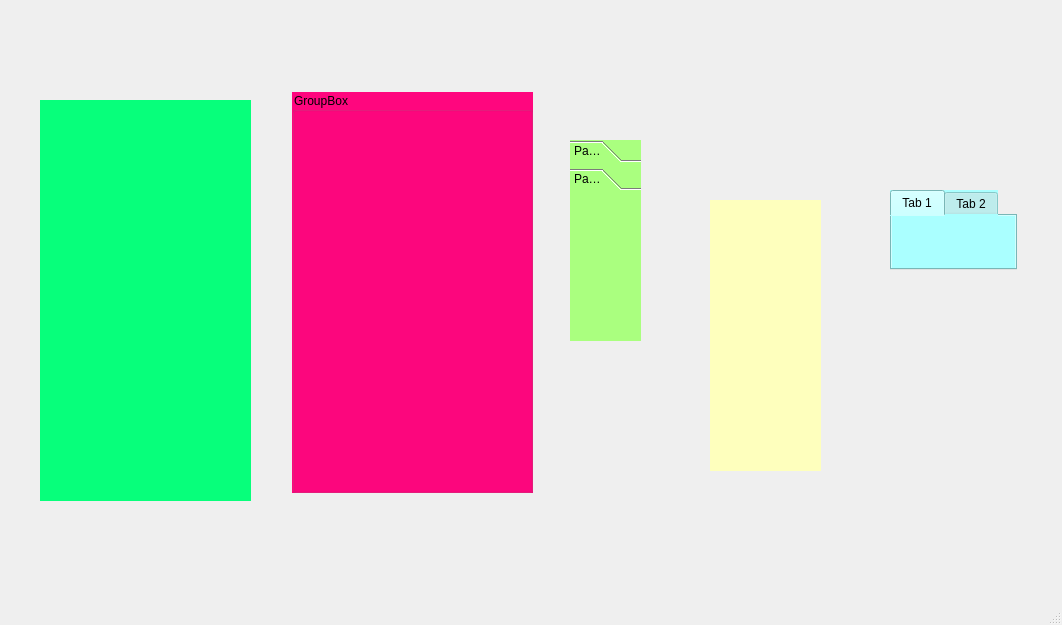
iefcyang/ImageProcessingLearning, file HWK03QT/Second.ui: the form before one commit.
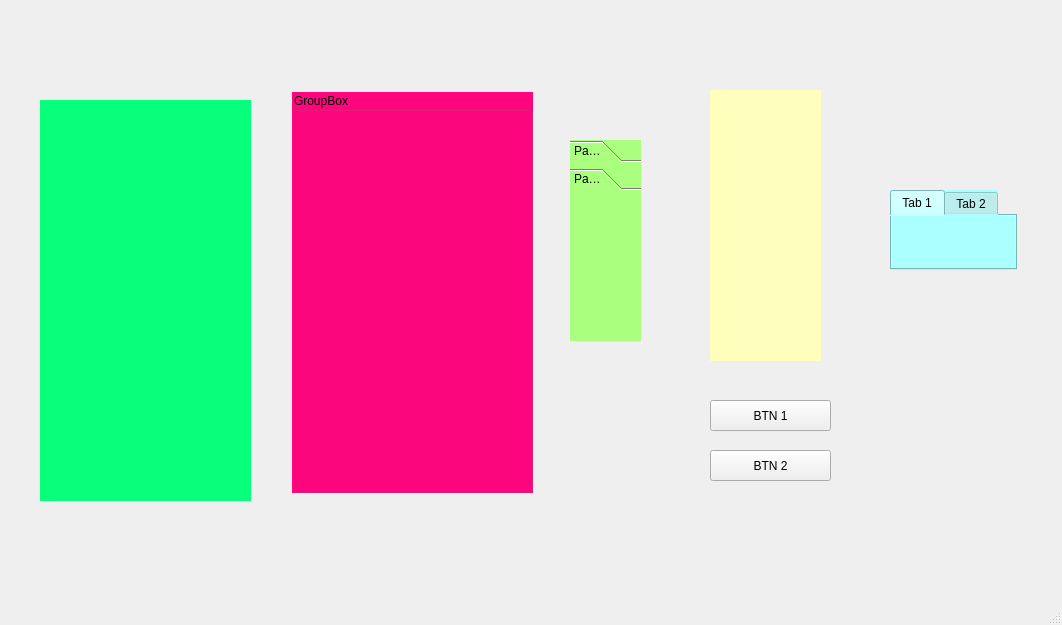
The form after the commit. The open tabs and pages were chosen to show the change.

```diff
--- a/HWK03QT/Second.ui
+++ b/HWK03QT/Second.ui
@@ -89,7 +89,7 @@
     <property name="geometry">
      <rect>
       <x>710</x>
-      <y>200</y>
+      <y>90</y>
       <width>111</width>
       <height>271</height>
      </rect>
@@ -123,6 +123,32 @@
      </attribute>
     </widget>
    </widget>
+   <widget class="QPushButton" name="btn1">
+    <property name="geometry">
+     <rect>
+      <x>710</x>
+      <y>400</y>
+      <width>121</width>
+      <height>31</height>
+     </rect>
+    </property>
+    <property name="text">
+     <string>BTN 1</string>
+    </property>
+   </widget>
+   <widget class="QPushButton" name="btn2">
+    <property name="geometry">
+     <rect>
+      <x>710</x>
+      <y>450</y>
+      <width>121</width>
+      <height>31</height>
+     </rect>
+    </property>
+    <property name="text">
+     <string>BTN 2</string>
+    </property>
+   </widget>
   </widget>
   <widget class="QMenuBar" name="menubar">
    <property name="geometry">
```
Left out of the diff: 4 changed lines with no effect on the pictures.
